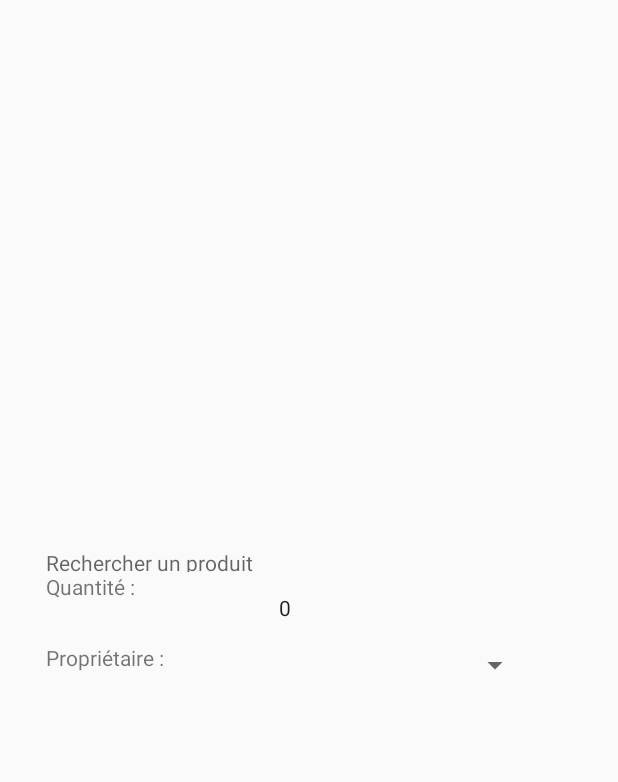
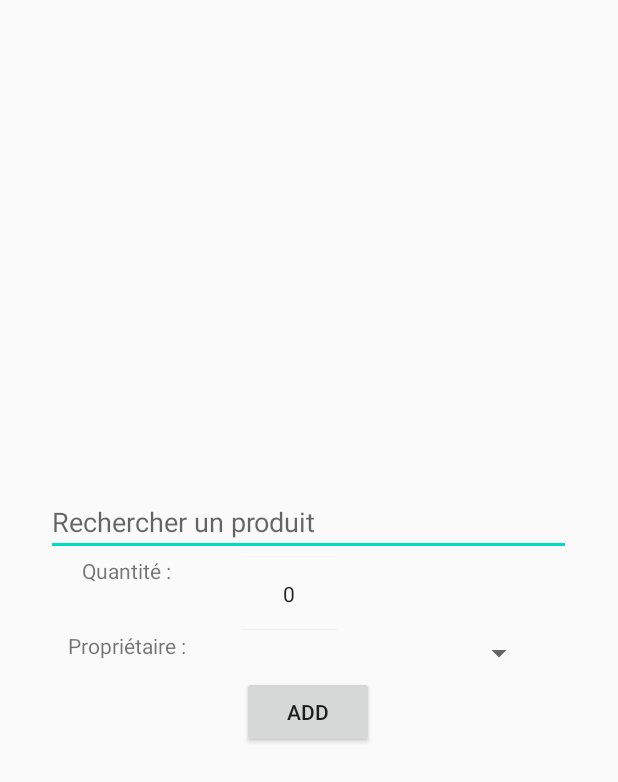
Before and after one commit to make-kots-great-again/mobile, an Android app: the layout add_new_product_popup.xml on its own in the app's theme, with its tools: preview values and no code run, on a phone screen of 412 x 824 dp. Shown: the top 782 px of the screen. Run offline under Robolectric (Android 15) with nearby library versions, the phone set to English and light mode, and no system bars; network calls fail.

Commit message:
AutoCompleteTextView is operational

```diff
--- a/makekotsgreatagain/app/src/main/res/layout/add_new_product_popup.xml
+++ b/makekotsgreatagain/app/src/main/res/layout/add_new_product_popup.xml
@@ -8,21 +8,20 @@
     android:layout_height="wrap_content"
     android:orientation="vertical">
 
-    <TextView
+    <AutoCompleteTextView
         android:id="@+id/product_search_bar"
         android:layout_width="350dp"
-        android:layout_height="16dp"
+        android:layout_height="wrap_content"
         android:hint="Rechercher un produit"
         app:layout_constraintEnd_toEndOf="parent"
         app:layout_constraintStart_toStartOf="parent"
-        tools:layout_editor_absoluteY="253dp"
-        />
+        tools:layout_editor_absoluteY="253dp" />
 
     <LinearLayout
         android:id="@+id/linearLayout"
         android:layout_width="350dp"
         android:layout_gravity="center"
-        android:layout_height="47dp"
+        android:layout_height="50dp"
         android:orientation="horizontal"
         app:layout_constraintEnd_toEndOf="parent"
         app:layout_constraintStart_toStartOf="parent"
@@ -30,11 +29,11 @@
 
         <TextView
             android:id="@+id/text_quantity"
-            android:layout_width="97dp"
+            android:layout_width="100dp"
             android:layout_height="match_parent"
             android:layout_marginEnd="30dp"
-            android:layout_marginBottom="28dp"
-            android:text="Quantité :"
+            android:text="  Quantité :"
+            android:textAlignment="center"
             app:layout_constraintBottom_toTopOf="@+id/text_property"
             app:layout_constraintEnd_toStartOf="@+id/quantity_nb"
             app:layout_constraintHorizontal_bias="0.4"
@@ -51,7 +50,7 @@
 
     <LinearLayout
         android:layout_width="350dp"
-        android:layout_height="29dp"
+        android:layout_height="30dp"
         android:layout_gravity="center"
         app:layout_constraintEnd_toEndOf="parent"
         app:layout_constraintHorizontal_bias="0.508"
@@ -60,10 +59,11 @@
 
         <TextView
             android:id="@+id/text_owner"
-            android:layout_width="99dp"
+            android:layout_width="100dp"
             android:layout_height="match_parent"
-            android:layout_marginEnd="28dp"
-            android:text="Propriétaire :"
+            android:layout_marginEnd="30dp"
+            android:text="  Propriétaire :"
+            android:textAlignment="center"
             app:layout_constraintEnd_toStartOf="@+id/spinner"
             app:layout_constraintHorizontal_bias="0.723"
             app:layout_constraintStart_toStartOf="parent"
@@ -78,5 +78,12 @@
 
     </LinearLayout>
 
+    <Button
+        android:id="@+id/add_btn"
+        android:layout_gravity="center"
+        android:layout_width="wrap_content"
+        android:layout_height="wrap_content"
+        android:text="Add" />
+
 
 </LinearLayout>
```
Also changed, not shown: makekotsgreatagain/app/src/main/java/com/morgan/make_kots_great_again/addProductPopup.java (+141 -6 lines).
